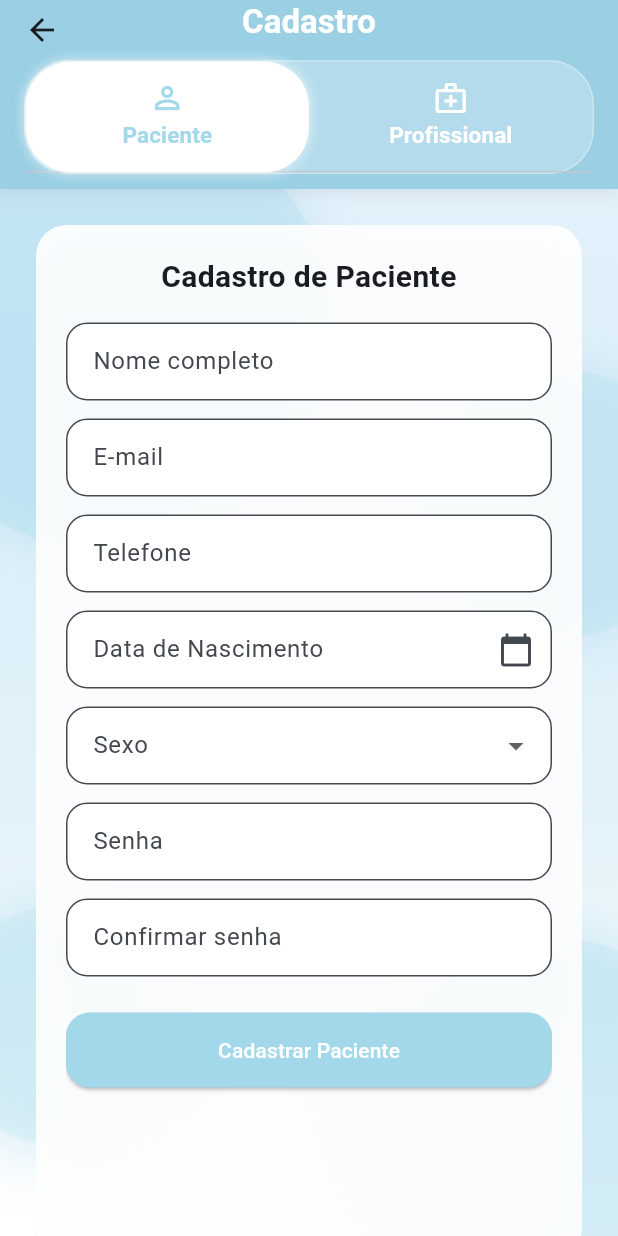
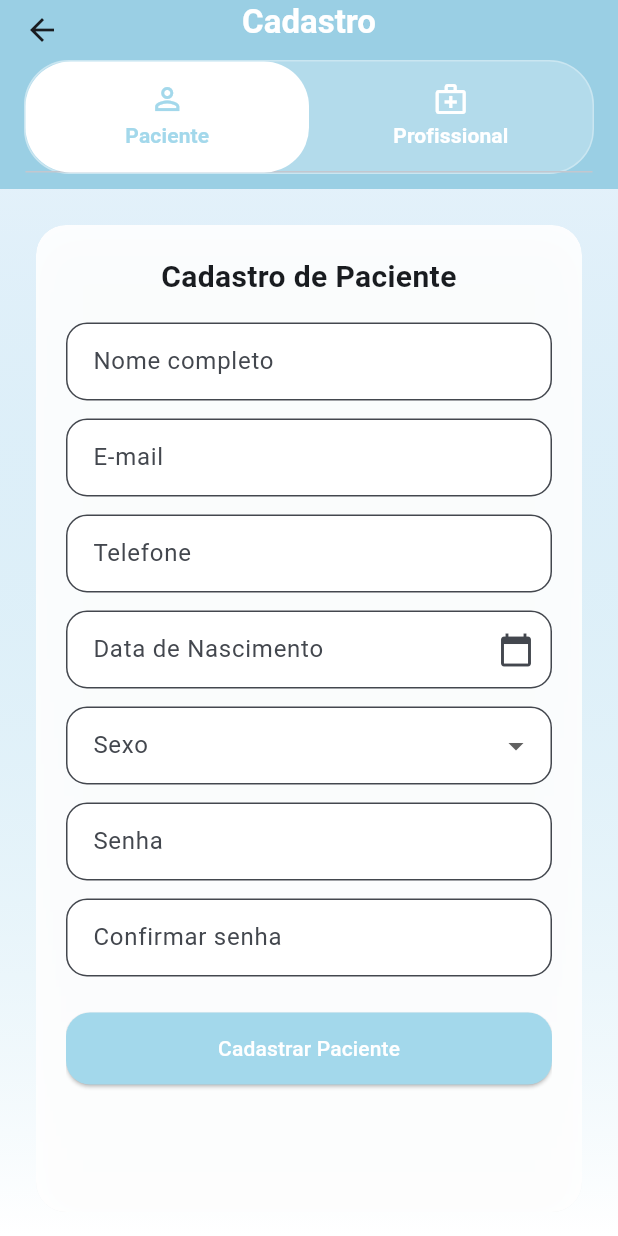
Before and after one commit to FernandoYaginuma/MoodSync, a Flutter app: the screen it shows after launch, after a tap on "Entrar", after a tap on "Cadastrar", on a phone screen of 412 x 824 dp. Run offline on Flutter 3.47's test engine with Material 3 defaults, Android fonts, the phone set to English and light mode, and no system bars; our stand-ins replace cloud_firestore, firebase_auth, firebase_core, table_calendar; accounts and stored records are empty; network calls fail.

Commit message:
Novas telas do profissional
Novas telas do profissional e um pouco de lógica

```diff
--- a/lib/Controller/login_controller.dart
+++ b/lib/Controller/login_controller.dart
@@ -1,5 +1,8 @@
 import 'package:flutter/material.dart';
 import 'package:firebase_auth/firebase_auth.dart';
+import 'package:cloud_firestore/cloud_firestore.dart';
+import 'package:android2/View/home_view.dart';
+import 'package:android2/View/professional_home_view.dart';
 
 class LoginController {
   final formKey = GlobalKey<FormState>();
@@ -7,17 +10,68 @@ class LoginController {
   final emailController = TextEditingController();
   final senhaController = TextEditingController();
 
+  final FirebaseAuth _auth = FirebaseAuth.instance;
+  final FirebaseFirestore _firestore = FirebaseFirestore.instance;
+
   Future<void> fazerLogin(BuildContext context) async {
     if (!formKey.currentState!.validate()) return;
 
     try {
-      await FirebaseAuth.instance.signInWithEmailAndPassword(
+      // Login com Firebase Authentication
+      final credential = await _auth.signInWithEmailAndPassword(
         email: emailController.text.trim(),
-        password: senhaController.text,
+        password: senhaController.text.trim(),
       );
 
+      final user = credential.user;
+      if (user == null) throw FirebaseAuthException(code: "user-null");
+
+      // 🔍 Tenta buscar o usuário primeiro como profissional
+      final profissionalSnap =
+      await _firestore.collection('professionals').doc(user.uid).get();
+
+      // 🔍 Se não for profissional, tenta buscar como paciente
+      final pacienteSnap =
+      await _firestore.collection('patients').doc(user.uid).get();
+
+      if (!profissionalSnap.exists && !pacienteSnap.exists) {
+        throw Exception("Usuário não encontrado no banco de dados.");
+      }
+
+      // Define os dados conforme o tipo
+      String nome;
+      bool isProfissional;
+
+      if (profissionalSnap.exists) {
+        final data = profissionalSnap.data()!;
+        nome = data['nome'] ?? 'Profissional';
+        isProfissional = true;
+      } else {
+        final data = pacienteSnap.data()!;
+        nome = data['nome'] ?? 'Paciente';
+        isProfissional = false;
+      }
+
+      // Redirecionamento com base no tipo de usuário
       if (context.mounted) {
-        Navigator.pushReplacementNamed(context, '/home');
+        if (isProfissional) {
+          Navigator.pushReplacement(
+            context,
+            MaterialPageRoute(
+              builder: (_) => ProfessionalHomeView(
+                profissionalId: user.uid,
+                profissionalNome: nome,
+              ),
+            ),
+          );
+        } else {
+          Navigator.pushReplacement(
+            context,
+            MaterialPageRoute(
+              builder: (_) => const HomeView(),
+            ),
+          );
+        }
       }
     } on FirebaseAuthException catch (e) {
       String mensagemErro;
@@ -32,12 +86,18 @@ class LoginController {
           mensagemErro = 'O formato do e-mail é inválido.';
           break;
         default:
-          mensagemErro = 'Ocorreu um erro. Tente novamente mais tarde.';
+          mensagemErro = 'Ocorreu um erro ao fazer login. Tente novamente.';
       }
 
       if (context.mounted) {
         ScaffoldMessenger.of(context).showSnackBar(
           SnackBar(content: Text(mensagemErro)),
+        );
+      }
+    } catch (e) {
+      if (context.mounted) {
+        ScaffoldMessenger.of(context).showSnackBar(
+          SnackBar(content: Text("Erro: ${e.toString()}")),
         );
       }
     }
--- a/lib/View/register_view.dart
+++ b/lib/View/register_view.dart
@@ -63,7 +63,6 @@ class _RegisterViewState extends State<RegisterView>
         automaticallyImplyLeading: true,
         backgroundColor: AppColors.blueLogo,
         elevation: 3,
-        shadowColor: Colors.black.withOpacity(0.2),
         title: const Text(
           'Cadastro',
           style: TextStyle(
@@ -87,30 +86,14 @@ class _RegisterViewState extends State<RegisterView>
               indicator: BoxDecoration(
                 color: Colors.white,
                 borderRadius: BorderRadius.circular(30),
-                boxShadow: [
-                  BoxShadow(
-                    color: Colors.white.withOpacity(0.6),
-                    blurRadius: 6,
-                    spreadRadius: 1,
-                  ),
-                ],
               ),
               indicatorSize: TabBarIndicatorSize.tab,
               labelColor: AppColors.blueLogo,
               unselectedLabelColor: Colors.white,
-              labelStyle: const TextStyle(
-                fontWeight: FontWeight.bold,
-                fontSize: 15,
-              ),
+              labelStyle: const TextStyle(fontWeight: FontWeight.bold),
               tabs: const [
-                Tab(
-                  icon: Icon(Icons.person_outline),
-                  text: 'Paciente',
-                ),
-                Tab(
-                  icon: Icon(Icons.medical_services_outlined),
-                  text: 'Profissional',
-                ),
+                Tab(icon: Icon(Icons.person_outline), text: 'Paciente'),
+                Tab(icon: Icon(Icons.medical_services_outlined), text: 'Profissional'),
               ],
             ),
           ),
@@ -127,29 +110,7 @@ class _RegisterViewState extends State<RegisterView>
             ],
           ),
         ),
-        child: Stack(
-          children: [
-            Positioned(
-              top: -60,
-              left: -80,
-              child: _bubble(300, AppColors.blueLogo.withOpacity(0.25)),
-            ),
-            Positioned(
-              top: 120,
-              right: -50,
-              child: _bubble(180, AppColors.blueLogo.withOpacity(0.18)),
-            ),
-            Positioned(
-              bottom: -60,
-              right: -80,
-              child: _bubble(260, AppColors.blueLogo.withOpacity(0.20)),
-            ),
-            Positioned(
-              bottom: 60,
-              left: -40,
-              child: _bubble(160, AppColors.blueLogo.withOpacity(0.15)),
-            ),
-            Center(
+        child: Center(
           child: SingleChildScrollView(
             padding: const EdgeInsets.all(24.0),
             child: ClipRRect(
@@ -169,13 +130,15 @@ class _RegisterViewState extends State<RegisterView>
                       ),
                     ],
                   ),
-                      child: SizedBox(
-                        height: 650,
+                  child: ConstrainedBox(
+                    constraints: BoxConstraints(
+                      maxHeight: MediaQuery.of(context).size.height * 0.75,
+                    ),
                     child: TabBarView(
                       controller: _tabController,
                       children: [
-                            _buildPatientForm(context),
-                            _buildProfessionalForm(context),
+                        _scrollableForm(_buildPatientForm(context)),
+                        _scrollableForm(_buildProfessionalForm(context)),
                       ],
                     ),
                   ),
@@ -184,11 +147,11 @@ class _RegisterViewState extends State<RegisterView>
             ),
           ),
         ),
-          ],
-        ),
       ),
     );
   }
+
+  Widget _scrollableForm(Widget form) => SingleChildScrollView(child: form);
 
   // --------------------------- Paciente ---------------------------
   Widget _buildPatientForm(BuildContext context) {
@@ -198,11 +161,9 @@ class _RegisterViewState extends State<RegisterView>
       child: Column(
         crossAxisAlignment: CrossAxisAlignment.stretch,
         children: [
-          const Text(
-            'Cadastro de Paciente',
+          const Text('Cadastro de Paciente',
               textAlign: TextAlign.center,
-            style: TextStyle(fontSize: 20, fontWeight: FontWeight.bold),
-          ),
+              style: TextStyle(fontSize: 20, fontWeight: FontWeight.bold)),
           const SizedBox(height: 16),
           TextFormField(
             controller: c.nomeController,
@@ -236,14 +197,9 @@ class _RegisterViewState extends State<RegisterView>
             decoration: _dec('Sexo'),
             value: c.sexoSelecionado,
             items: sexOptions
-                .map((label) => DropdownMenuItem(
-              value: label,
-              child: Text(label),
-            ))
+                .map((label) => DropdownMenuItem(value: label, child: Text(label)))
                 .toList(),
-            onChanged: (value) => setState(() {
-              c.sexoSelecionado = value;
-            }),
+            onChanged: (value) => setState(() => c.sexoSelecionado = value),
           ),
           const SizedBox(height: 12),
           TextFormField(
@@ -261,19 +217,15 @@ class _RegisterViewState extends State<RegisterView>
             v != c.senhaController.text ? 'As senhas não coincidem' : null,
           ),
           const SizedBox(height: 24),
-          SizedBox(
-            height: 50,
-            child: ElevatedButton(
+          ElevatedButton(
             onPressed: () => c.cadastrar(context),
             style: ElevatedButton.styleFrom(
               backgroundColor: AppColors.blueLogo,
               foregroundColor: Colors.white,
-                shape: RoundedRectangleBorder(
-                  borderRadius: BorderRadius.circular(16),
-                ),
+              padding: const EdgeInsets.symmetric(vertical: 14),
+              shape: RoundedRectangleBorder(borderRadius: BorderRadius.circular(16)),
             ),
             child: const Text('Cadastrar Paciente'),
-            ),
           ),
         ],
       ),
@@ -288,72 +240,40 @@ class _RegisterViewState extends State<RegisterView>
       child: Column(
         crossAxisAlignment: CrossAxisAlignment.stretch,
         children: [
-          const Text(
-            'Cadastro de Profissional',
+          const Text('Cadastro de Profissional',
               textAlign: TextAlign.center,
-            style: TextStyle(fontSize: 20, fontWeight: FontWeight.bold),
-          ),
+              style: TextStyle(fontSize: 20, fontWeight: FontWeight.bold)),
           const SizedBox(height: 16),
-          TextFormField(
-            controller: c.nomeController,
-            decoration: _dec('Nome completo'),
-          ),
+          TextFormField(controller: c.nomeController, decoration: _dec('Nome completo')),
           const SizedBox(height: 12),
-          TextFormField(
-            controller: c.emailController,
-            decoration: _dec('E-mail'),
-            keyboardType: TextInputType.emailAddress,
-          ),
+          TextFormField(controller: c.emailController, decoration: _dec('E-mail')),
           const SizedBox(height: 12),
-          TextFormField(
-            controller: c.telefoneController,
-            decoration: _dec('Telefone profissional'),
-            keyboardType: TextInputType.phone,
-          ),
+          TextFormField(controller: c.telefoneController, decoration: _dec('Telefone profissional')),
           const SizedBox(height: 12),
-          TextFormField(
-            controller: c.especialidadeController,
-            decoration: _dec('Especialidade'),
-          ),
+          TextFormField(controller: c.especialidadeController, decoration: _dec('Especialidade')),
           const SizedBox(height: 12),
-          TextFormField(
-            controller: c.registroProfissionalController,
-            decoration: _dec('Registro Profissional (CRP, CRM, etc.)'),
-          ),
+          TextFormField(controller: c.registroProfissionalController, decoration: _dec('Registro Profissional (CRP, CRM, etc.)')),
           const SizedBox(height: 12),
-          TextFormField(
-            controller: c.descricaoController,
-            decoration: _dec('Descrição / Apresentação'),
-            maxLines: 3,
-          ),
+          TextFormField(controller: c.descricaoController, decoration: _dec('Descrição / Apresentação'), maxLines: 3),
           const SizedBox(height: 12),
-          TextFormField(
-            controller: c.senhaController,
-            decoration: _dec('Senha'),
-            obscureText: true,
-          ),
+          TextFormField(controller: c.senhaController, decoration: _dec('Senha'), obscureText: true),
           const SizedBox(height: 12),
           TextFormField(
             controller: c.confirmarSenhaController,
             decoration: _dec('Confirmar senha'),
             obscureText: true,
-            validator: (v) =>
-            v != c.senhaController.text ? 'As senhas não coincidem' : null,
+            validator: (v) => v != c.senhaController.text ? 'As senhas não coincidem' : null,
           ),
           const SizedBox(height: 24),
-          SizedBox(
-            height: 50,
-            child: ElevatedButton(
+          ElevatedButton(
             onPressed: () => c.cadastrar(context),
             style: ElevatedButton.styleFrom(
               backgroundColor: AppColors.blueLogo,
               foregroundColor: Colors.white,
-                shape: RoundedRectangleBorder(
-                  borderRadius: BorderRadius.circular(16),
-                ),
+              padding: const EdgeInsets.symmetric(vertical: 14),
+              shape: RoundedRectangleBorder(borderRadius: BorderRadius.circular(16)),
             ),
             child: const Text('Cadastrar Profissional'),
-            ),
           ),
         ],
       ),
@@ -364,8 +284,7 @@ class _RegisterViewState extends State<RegisterView>
     labelText: label,
     filled: true,
     fillColor: Colors.white,
-    contentPadding:
-    const EdgeInsets.symmetric(horizontal: 14, vertical: 14),
+    contentPadding: const EdgeInsets.symmetric(horizontal: 14, vertical: 14),
     border: OutlineInputBorder(borderRadius: BorderRadius.circular(14)),
   );
 
@@ -375,13 +294,6 @@ class _RegisterViewState extends State<RegisterView>
     decoration: BoxDecoration(
       color: color,
       shape: BoxShape.circle,
-      boxShadow: [
-        BoxShadow(
-          color: color.withOpacity(0.35),
-          blurRadius: 24,
-          spreadRadius: 4,
-        ),
-      ],
     ),
   );
 }
```
Also changed, not shown: lib/Controller/professional_home_controller.dart (added, +82 -0 lines), lib/Controller/profissional_register_controller.dart (+45 -13 lines), lib/Model/patient_model.dart (added, +24 -0 lines), lib/View/add_patient_view.dart (added, +116 -0 lines), lib/View/professional_home_view.dart (added, +106 -0 lines). Lines whose indentation alone changed are shown as unchanged.
